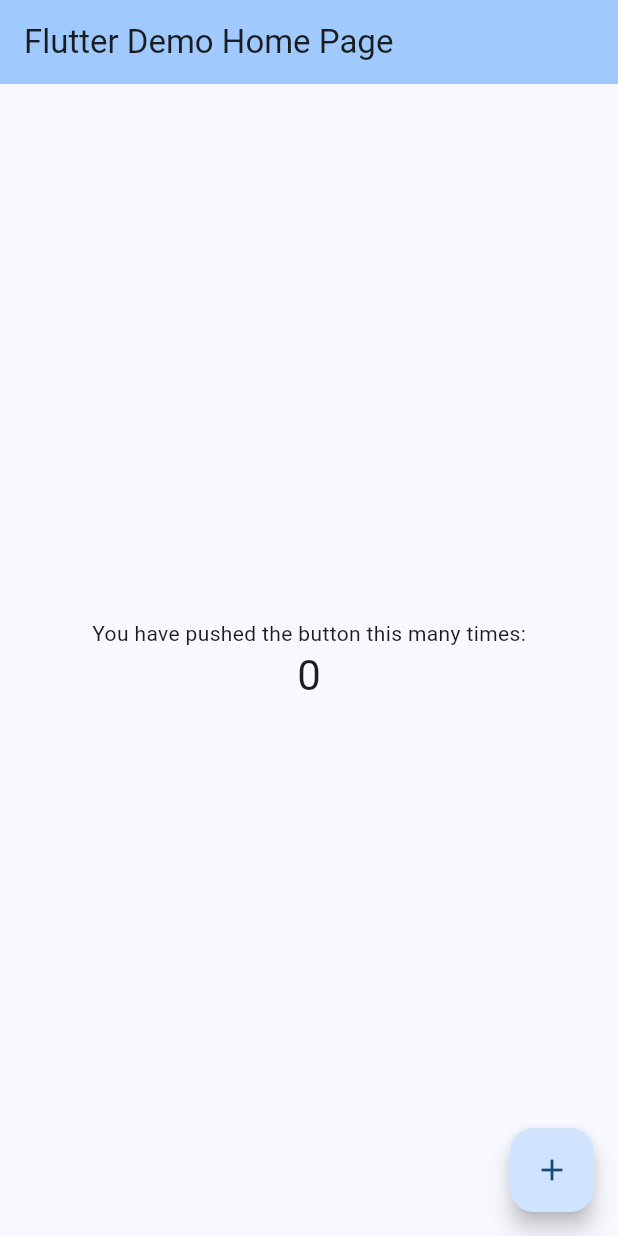
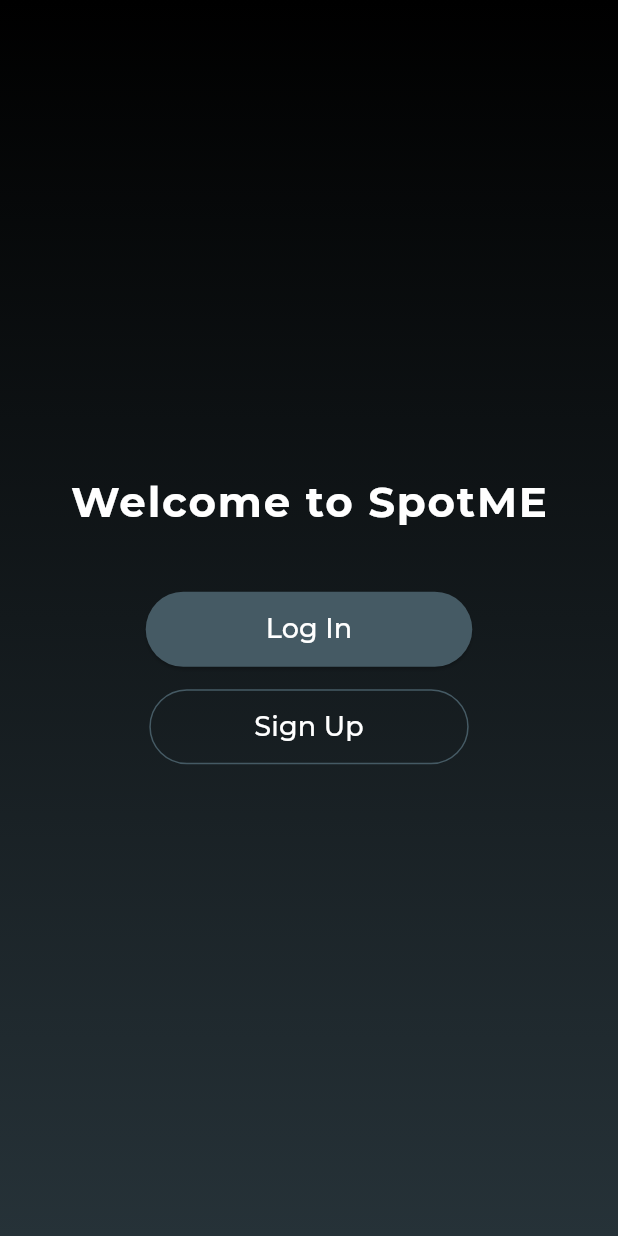
Before and after one commit to radhaghate/spot_me, a Flutter app: the screen it shows after launch, on a phone screen of 412 x 824 dp. Run offline on Flutter 3.47's test engine with Material 3 defaults, Android fonts, the phone set to English and light mode, and no system bars; our stand-ins replace google_fonts.

Commit message:
Added home_screen, log_in_page, questionnaire, sign_in, and start page.

```diff
--- a/lib/main.dart
+++ b/lib/main.dart
@@ -1,4 +1,7 @@
 import 'package:flutter/material.dart';
+import 'package:google_fonts/google_fonts.dart';
+import 'sign_in.dart';
+import 'log_in_page.dart';
 
 void main() {
   runApp(const MyApp());
@@ -7,116 +10,108 @@ void main() {
 class MyApp extends StatelessWidget {
   const MyApp({super.key});
 
-  // This widget is the root of your application.
   @override
   Widget build(BuildContext context) {
     return MaterialApp(
-      title: 'Flutter Demo',
+      debugShowCheckedModeBanner: false,
+      title: 'SpotME',
       theme: ThemeData(
-        // This is the theme of your application.
-        //
-        // TRY THIS: Try running your application with "flutter run". You'll see
-        // the application has a purple toolbar. Then, without quitting the app,
-        // try changing the seedColor in the colorScheme below to Colors.green
-        // and then invoke "hot reload" (save your changes or press the "hot
-        // reload" button in a Flutter-supported IDE, or press "r" if you used
-        // the command line to start the app).
-        //
-        // Notice that the counter didn't reset back to zero; the application
-        // state is not lost during the reload. To reset the state, use hot
-        // restart instead.
-        //
-        // This works for code too, not just values: Most code changes can be
-        // tested with just a hot reload.
-        colorScheme: ColorScheme.fromSeed(seedColor: Colors.blue),
+        textTheme: GoogleFonts.montserratTextTheme(),
       ),
-      home: const MyHomePage(title: 'Flutter Demo Home Page'),
+      home: const HomePage(),
     );
   }
 }
 
-class MyHomePage extends StatefulWidget {
-  const MyHomePage({super.key, required this.title});
-
-  // This widget is the home page of your application. It is stateful, meaning
-  // that it has a State object (defined below) that contains fields that affect
-  // how it looks.
-
-  // This class is the configuration for the state. It holds the values (in this
-  // case the title) provided by the parent (in this case the App widget) and
-  // used by the build method of the State. Fields in a Widget subclass are
-  // always marked "final".
-
-  final String title;
-
-  @override
-  State<MyHomePage> createState() => _MyHomePageState();
-}
-
-class _MyHomePageState extends State<MyHomePage> {
-  int _counter = 0;
-
-  void _incrementCounter() {
-    setState(() {
-      // This call to setState tells the Flutter framework that something has
-      // changed in this State, which causes it to rerun the build method below
-      // so that the display can reflect the updated values. If we changed
-      // _counter without calling setState(), then the build method would not be
-      // called again, and so nothing would appear to happen.
-      _counter++;
-    });
-  }
+class HomePage extends StatelessWidget {
+  const HomePage({super.key});
 
   @override
   Widget build(BuildContext context) {
-    // This method is rerun every time setState is called, for instance as done
-    // by the _incrementCounter method above.
-    //
-    // The Flutter framework has been optimized to make rerunning build methods
-    // fast, so that you can just rebuild anything that needs updating rather
-    // than having to individually change instances of widgets.
     return Scaffold(
-      appBar: AppBar(
-        // TRY THIS: Try changing the color here to a specific color (to
-        // Colors.amber, perhaps?) and trigger a hot reload to see the AppBar
-        // change color while the other colors stay the same.
-        backgroundColor: Theme.of(context).colorScheme.inversePrimary,
-        // Here we take the value from the MyHomePage object that was created by
-        // the App.build method, and use it to set our appbar title.
-        title: Text(widget.title),
+      body: Stack(
+        children: [
+          _buildBackground(),
+          _buildContent(context),
+        ],
       ),
-      body: Center(
-        // Center is a layout widget. It takes a single child and positions it
-        // in the middle of the parent.
-        child: Column(
-          // Column is also a layout widget. It takes a list of children and
-          // arranges them vertically. By default, it sizes itself to fit its
-          // children horizontally, and tries to be as tall as its parent.
-          //
-          // Column has various properties to control how it sizes itself and
-          // how it positions its children. Here we use mainAxisAlignment to
-          // center the children vertically; the main axis here is the vertical
-          // axis because Columns are vertical (the cross axis would be
-          // horizontal).
-          //
-          // TRY THIS: Invoke "debug painting" (choose the "Toggle Debug Paint"
-          // action in the IDE, or press "p" in the console), to see the
-          // wireframe for each widget.
-          mainAxisAlignment: MainAxisAlignment.center,
-          children: <Widget>[
-            const Text('You have pushed the button this many times:'),
-            Text(
-              '$_counter',
-              style: Theme.of(context).textTheme.headlineMedium,
-            ),
-          ],
+    );
+  }
+
+  Widget _buildBackground() {
+    return Container(
+      decoration: BoxDecoration(
+        gradient: LinearGradient(
+          colors: [Colors.black, Colors.blueGrey.shade900],
+          begin: Alignment.topCenter,
+          end: Alignment.bottomCenter,
         ),
       ),
-      floatingActionButton: FloatingActionButton(
-        onPressed: _incrementCounter,
-        tooltip: 'Increment',
-        child: const Icon(Icons.add),
-      ), // This trailing comma makes auto-formatting nicer for build methods.
+    );
+  }
+
+  Widget _buildContent(BuildContext context) {
+    return Center(
+      child: Column(
+        mainAxisAlignment: MainAxisAlignment.center,
+        children: [
+          _buildTitle(),
+          const SizedBox(height: 40),
+          _buildButtons(context),
+        ],
+      ),
+    );
+  }
+
+  Widget _buildTitle() {
+    return Text(
+      "Welcome to SpotME",
+      style: GoogleFonts.montserrat(
+        fontSize: 28,
+        fontWeight: FontWeight.bold,
+        color: Colors.white,
+        letterSpacing: 1.2,
+      ),
+    );
+  }
+
+  Widget _buildButtons(BuildContext context) {
+    return Column(
+      children: [
+        ElevatedButton(
+          onPressed: () {
+            Navigator.push(
+              context,
+              MaterialPageRoute(builder: (context) => const LogInPage()),
+            );
+          },
+          style: ElevatedButton.styleFrom(
+            backgroundColor: Colors.blueGrey[700],
+            padding: const EdgeInsets.symmetric(vertical: 12, horizontal: 80),
+            shape: RoundedRectangleBorder(
+              borderRadius: BorderRadius.circular(30),
+            ),
+          ),
+          child: const Text("Log In", style: TextStyle(fontSize: 18, color: Colors.white)),
+        ),
+        const SizedBox(height: 15),
+        OutlinedButton(
+          onPressed: () {
+            Navigator.push(
+              context,
+              MaterialPageRoute(builder: (context) => const SignUpPage()),
+            );
+          },
+          style: OutlinedButton.styleFrom(
+            side: BorderSide(color: Colors.blueGrey[700]!),
+            padding: const EdgeInsets.symmetric(vertical: 12, horizontal: 70),
+            shape: RoundedRectangleBorder(
+              borderRadius: BorderRadius.circular(30),
+            ),
+          ),
+          child: const Text("Sign Up", style: TextStyle(fontSize: 18, color: Colors.white)),
+        ),
+      ],
     );
   }
 }
--- /dev/null
+++ b/lib/start.dart
@@ -0,0 +1,19 @@
+import 'package:flutter/material.dart';
+
+import 'main.dart';
+
+void main() {
+  runApp(const MyApp());
+}
+
+class MyApp extends StatelessWidget {
+  const MyApp({super.key});
+
+  @override
+  Widget build(BuildContext context) {
+    return const MaterialApp(
+      debugShowCheckedModeBanner: false,
+      home: HomePage(),
+    );
+  }
+}
--- a/pubspec.yaml
+++ b/pubspec.yaml
@@ -30,6 +30,8 @@ environment:
 dependencies:
   flutter:
     sdk: flutter
+  google_fonts: ^4.0.3  # or the latest version available
+
 
   # The following adds the Cupertino Icons font to your application.
   # Use with the CupertinoIcons class for iOS style icons.
```
Also changed, not shown: lib/home_screen.dart (added, +103 -0 lines), lib/log_in_page.dart (added, +92 -0 lines), lib/questionnaire_page.dart (added, +160 -0 lines), lib/sign_in.dart (added, +96 -0 lines), pubspec.lock, 10 other files.
